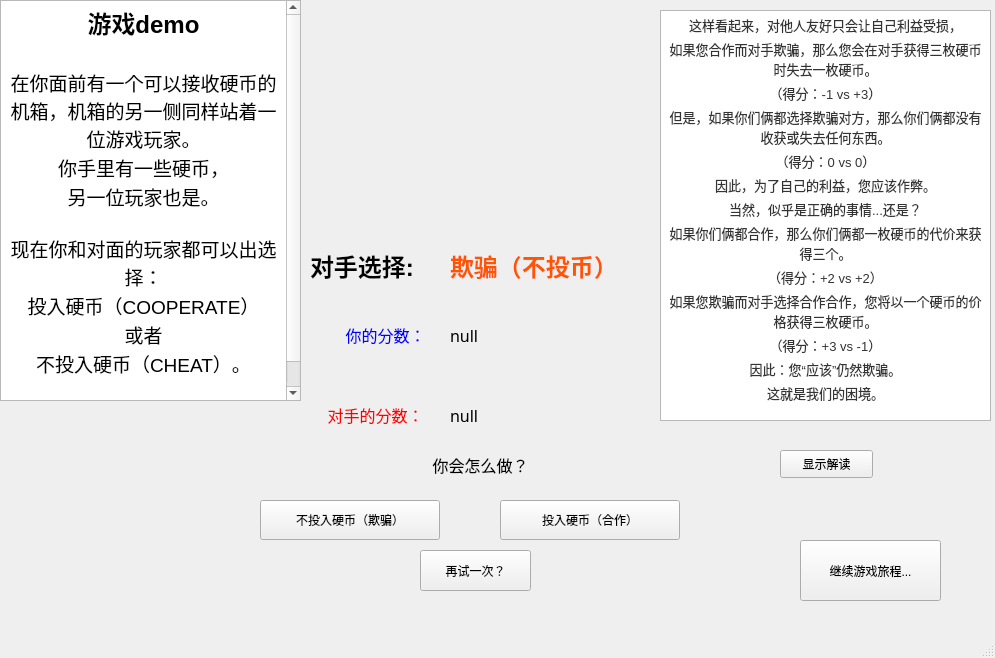
This is onegame.ui in mqqqqj/C-Course-Design as Qt 5 draws it before an edit. The edited form follows.
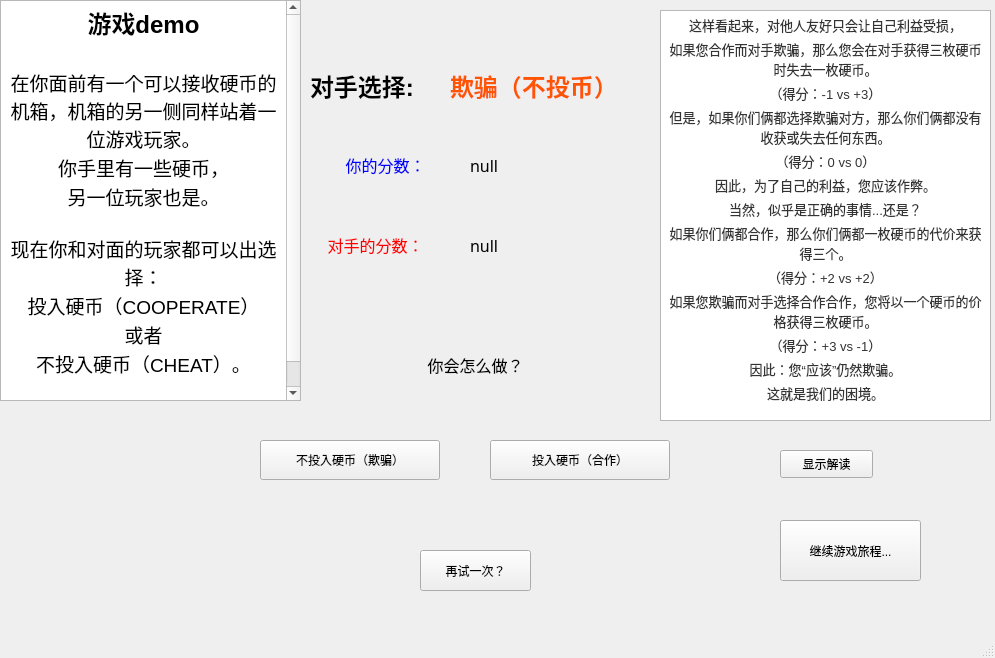
This is the edited form.

Diff of the .ui file:
```diff
--- a/onegame.ui
+++ b/onegame.ui
@@ -45,9 +45,9 @@
    <widget class="QLabel" name="label">
     <property name="geometry">
      <rect>
-      <x>250</x>
-      <y>450</y>
-      <width>461</width>
+      <x>330</x>
+      <y>350</y>
+      <width>291</width>
       <height>31</height>
      </rect>
     </property>
@@ -59,7 +59,7 @@
     <property name="geometry">
      <rect>
       <x>260</x>
-      <y>500</y>
+      <y>440</y>
       <width>180</width>
       <height>40</height>
      </rect>
@@ -71,8 +71,8 @@
    <widget class="QPushButton" name="pushButton_2">
     <property name="geometry">
      <rect>
-      <x>500</x>
-      <y>500</y>
+      <x>490</x>
+      <y>440</y>
       <width>180</width>
       <height>40</height>
      </rect>
@@ -84,8 +84,8 @@
    <widget class="QLabel" name="myscore">
     <property name="geometry">
      <rect>
-      <x>450</x>
-      <y>310</y>
+      <x>470</x>
+      <y>140</y>
       <width>81</width>
       <height>51</height>
      </rect>
@@ -106,8 +106,8 @@
    <widget class="QLabel" name="opscore">
     <property name="geometry">
      <rect>
-      <x>450</x>
-      <y>390</y>
+      <x>470</x>
+      <y>220</y>
       <width>81</width>
       <height>51</height>
      </rect>
@@ -126,7 +126,7 @@
     <property name="geometry">
      <rect>
       <x>330</x>
-      <y>310</y>
+      <y>140</y>
       <width>111</width>
       <height>51</height>
      </rect>
@@ -139,7 +139,7 @@
     <property name="geometry">
      <rect>
       <x>320</x>
-      <y>390</y>
+      <y>220</y>
       <width>111</width>
       <height>51</height>
      </rect>
@@ -152,7 +152,7 @@
     <property name="geometry">
      <rect>
       <x>450</x>
-      <y>230</y>
+      <y>50</y>
       <width>271</width>
       <height>71</height>
      </rect>
@@ -164,8 +164,8 @@
    <widget class="QPushButton" name="pushButton_3">
     <property name="geometry">
      <rect>
-      <x>800</x>
-      <y>540</y>
+      <x>780</x>
+      <y>520</y>
       <width>141</width>
       <height>61</height>
      </rect>
@@ -191,7 +191,7 @@
     <property name="geometry">
      <rect>
       <x>310</x>
-      <y>230</y>
+      <y>50</y>
       <width>141</width>
       <height>71</height>
      </rect>
```
